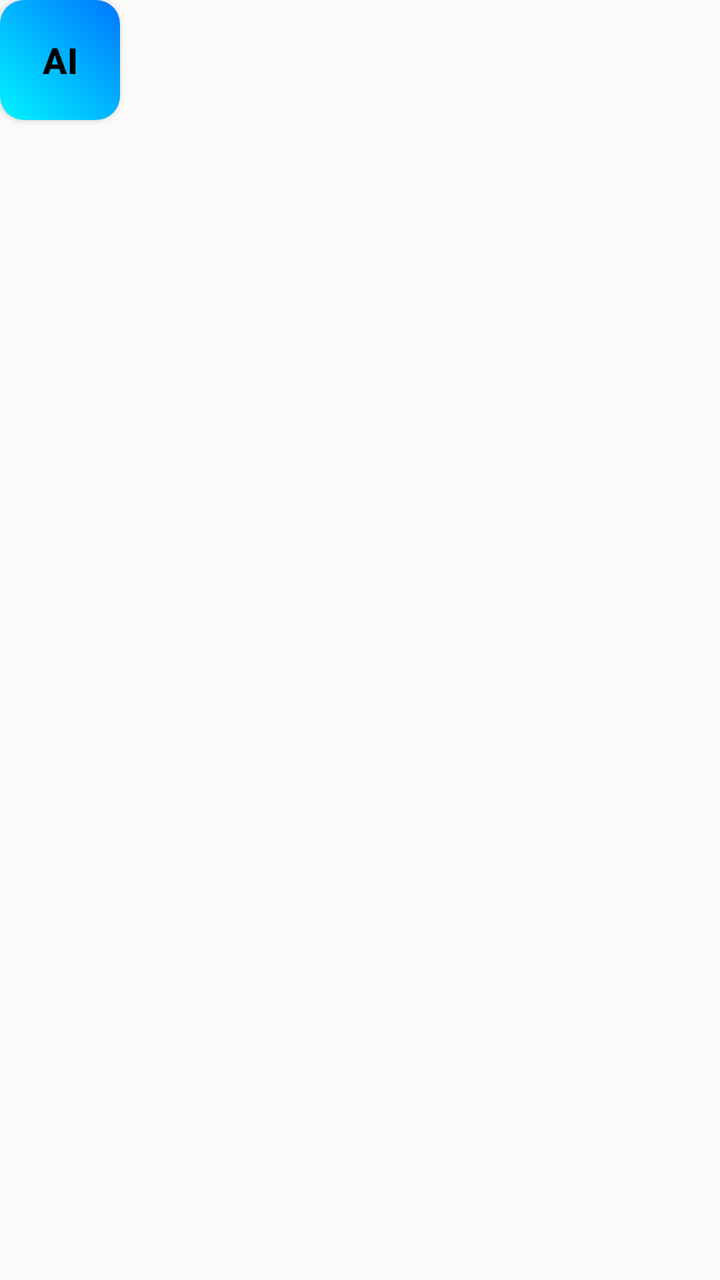
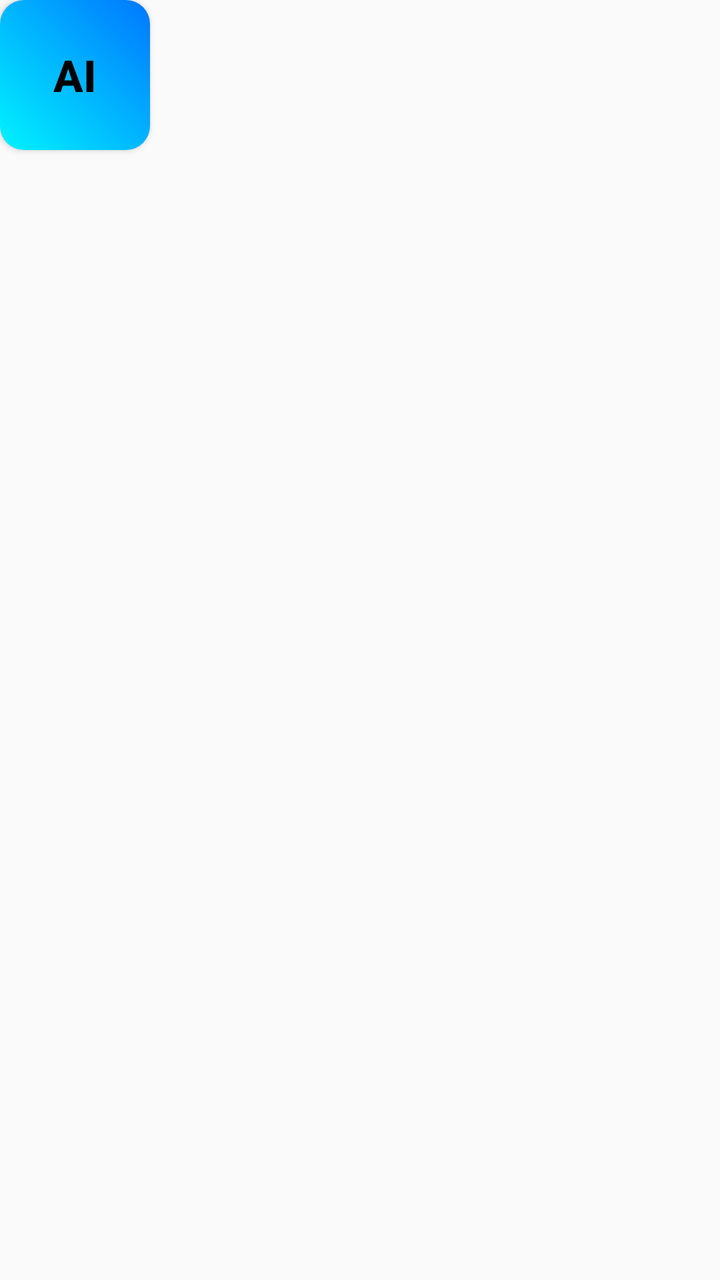

Screens rendered from an Android XML layout before and after an edit, with the pre-edit source and the edit as a unified diff.
<!-- AndroidManifest.xml: application theme Theme.AppCompat.Light.NoActionBar -->
<!-- res/layout/overlay_layout.xml -->
<?xml version="1.0" encoding="utf-8"?>
<LinearLayout xmlns:android="http://schemas.android.com/apk/res/android"
    android:layout_width="wrap_content"
    android:layout_height="wrap_content"
    android:orientation="vertical">

    
    <Button
        android:id="@+id/btnFab"
        android:layout_width="60dp"
        android:layout_height="60dp"
        android:background="@drawable/bg_btn_neon"
        android:text="AI"
        android:textColor="#000"
        android:textStyle="bold"
        android:textSize="18sp"
        android:elevation="10dp"/>

    
    <LinearLayout
        android:id="@+id/panelView"
        android:layout_width="wrap_content"
        android:layout_height="wrap_content"
        android:background="@drawable/bg_card"
        android:orientation="vertical"
        android:padding="12dp"
        android:elevation="10dp"
        android:visibility="gone"
        android:layout_marginTop="8dp">

        <TextView
            android:id="@+id/tvStatus"
            android:layout_width="wrap_content"
            android:layout_height="wrap_content"
            android:text="NEXUS READY"
            android:textColor="#00F3FF"
            android:textSize="10sp"
            android:fontFamily="monospace"
            android:layout_marginBottom="8dp"
            android:layout_gravity="center_horizontal" />

        <TextView
            android:id="@+id/tvResult"
            android:layout_width="wrap_content"
            android:layout_height="wrap_content"
            android:text="?"
            android:textColor="#00FF41"
            android:textSize="24sp"
            android:textStyle="bold"
            android:layout_gravity="center_horizontal"
            android:layout_marginBottom="12dp" />

        <Button
            android:id="@+id/btnSolve"
            android:layout_width="130dp"
            android:layout_height="40dp"
            android:text="QUÉT ĐỀ"
            android:backgroundTint="#00F3FF"
            android:textColor="#000"
            android:textStyle="bold"
            android:layout_marginBottom="8dp"/>

        <Button
            android:id="@+id/btnClosePanel"
            android:layout_width="130dp"
            android:layout_height="30dp"
            android:text="THU NHỎ"
            android:backgroundTint="#333"
            android:textColor="#FFF"/>
    </LinearLayout>
</LinearLayout>
<!-- resources referenced by this layout -->
<resources>
  <!-- drawable bg_btn_neon (drawable) -->
  <?xml version="1.0" encoding="utf-8"?>
  <shape xmlns:android="http://schemas.android.com/apk/res/android">
      <gradient android:startColor="#00F3FF" android:endColor="#0077FF" android:angle="45"/>
      <corners android:radius="12dp" />
  </shape>
  <!-- drawable bg_card (drawable) -->
  <?xml version="1.0" encoding="utf-8"?>
  <shape xmlns:android="http://schemas.android.com/apk/res/android">
      <solid android:color="#111116" />
      <stroke android:width="1dp" android:color="#00F3FF" android:alpha="0.3"/>
      <corners android:radius="16dp" />
  </shape>
</resources>

<!-- the commit's change to res/layout/overlay_layout.xml (unified diff, before → after) -->
@@ -7,23 +7,23 @@
     
     <Button
         android:id="@+id/btnFab"
-        android:layout_width="60dp"
-        android:layout_height="60dp"
+        android:layout_width="75dp"
+        android:layout_height="75dp"
         android:background="@drawable/bg_btn_neon"
         android:text="AI"
         android:textColor="#000"
         android:textStyle="bold"
-        android:textSize="18sp"
+        android:textSize="22sp"
         android:elevation="10dp"/>
 
     
     <LinearLayout
         android:id="@+id/panelView"
-        android:layout_width="wrap_content"
+        android:layout_width="300dp"
         android:layout_height="wrap_content"
         android:background="@drawable/bg_card"
         android:orientation="vertical"
-        android:padding="12dp"
+        android:padding="16dp"
         android:elevation="10dp"
         android:visibility="gone"
         android:layout_marginTop="8dp">
@@ -34,9 +34,9 @@
             android:layout_height="wrap_content"
             android:text="NEXUS READY"
             android:textColor="#00F3FF"
-            android:textSize="10sp"
+            android:textSize="12sp"
             android:fontFamily="monospace"
-            android:layout_marginBottom="8dp"
+            android:layout_marginBottom="12dp"
             android:layout_gravity="center_horizontal" />
 
         <TextView
@@ -45,27 +45,45 @@
             android:layout_height="wrap_content"
             android:text="?"
             android:textColor="#00FF41"
-            android:textSize="24sp"
+            android:textSize="32sp"
             android:textStyle="bold"
             android:layout_gravity="center_horizontal"
-            android:layout_marginBottom="12dp" />
+            android:layout_marginBottom="16dp" />
+
+        
+        <Switch
+            android:id="@+id/switchAutoNext"
+            android:layout_width="match_parent"
+            android:layout_height="wrap_content"
+            android:text="Tự động Next câu"
+            android:textColor="#FFF"
+            android:layout_marginBottom="16dp" />
 
         <Button
             android:id="@+id/btnSolve"
-            android:layout_width="130dp"
-            android:layout_height="40dp"
-            android:text="QUÉT ĐỀ"
-            android:backgroundTint="#00F3FF"
+            android:layout_width="match_parent"
+            android:layout_height="50dp"
+            android:text="QUÉT &amp; GIẢI CÂU NÀY"
+            android:background="@drawable/bg_btn_neon"
             android:textColor="#000"
             android:textStyle="bold"
             android:layout_marginBottom="8dp"/>
 
         <Button
+            android:id="@+id/btnNext"
+            android:layout_width="match_parent"
+            android:layout_height="40dp"
+            android:text="CHUYỂN CÂU (NEXT)"
+            android:backgroundTint="#333"
+            android:textColor="#FFF"
+            android:layout_marginBottom="8dp"/>
+
+        <Button
             android:id="@+id/btnClosePanel"
-            android:layout_width="130dp"
-            android:layout_height="30dp"
+            android:layout_width="match_parent"
+            android:layout_height="40dp"
             android:text="THU NHỎ"
-            android:backgroundTint="#333"
+            android:backgroundTint="#FF0055"
             android:textColor="#FFF"/>
     </LinearLayout>
 </LinearLayout>
